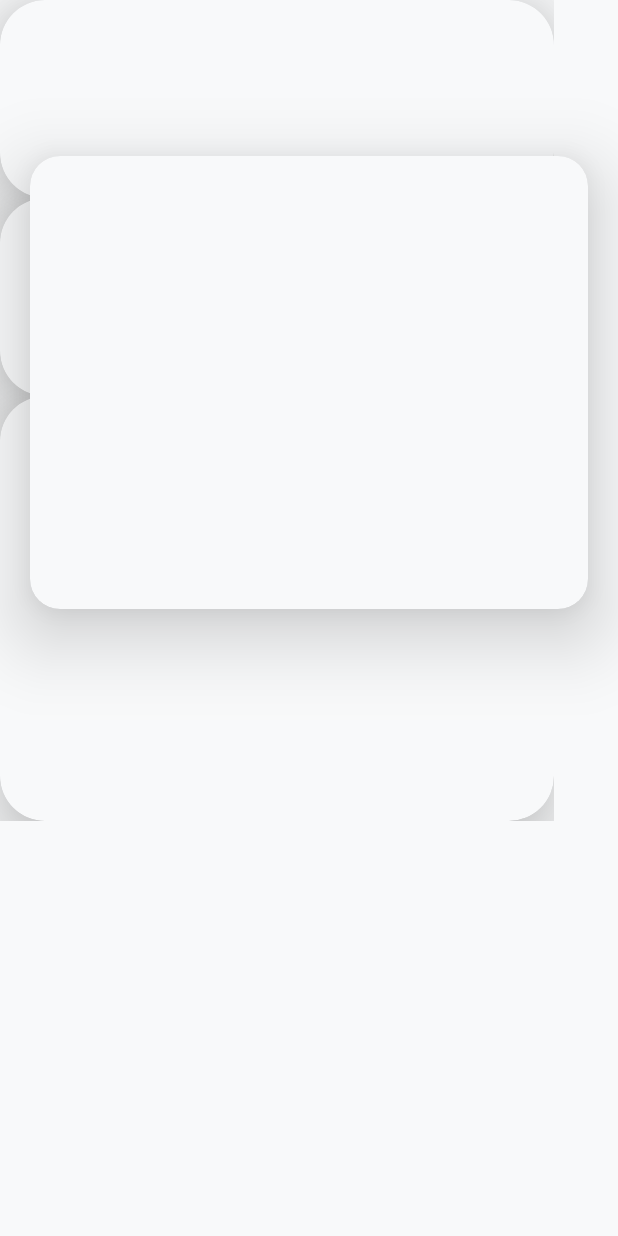
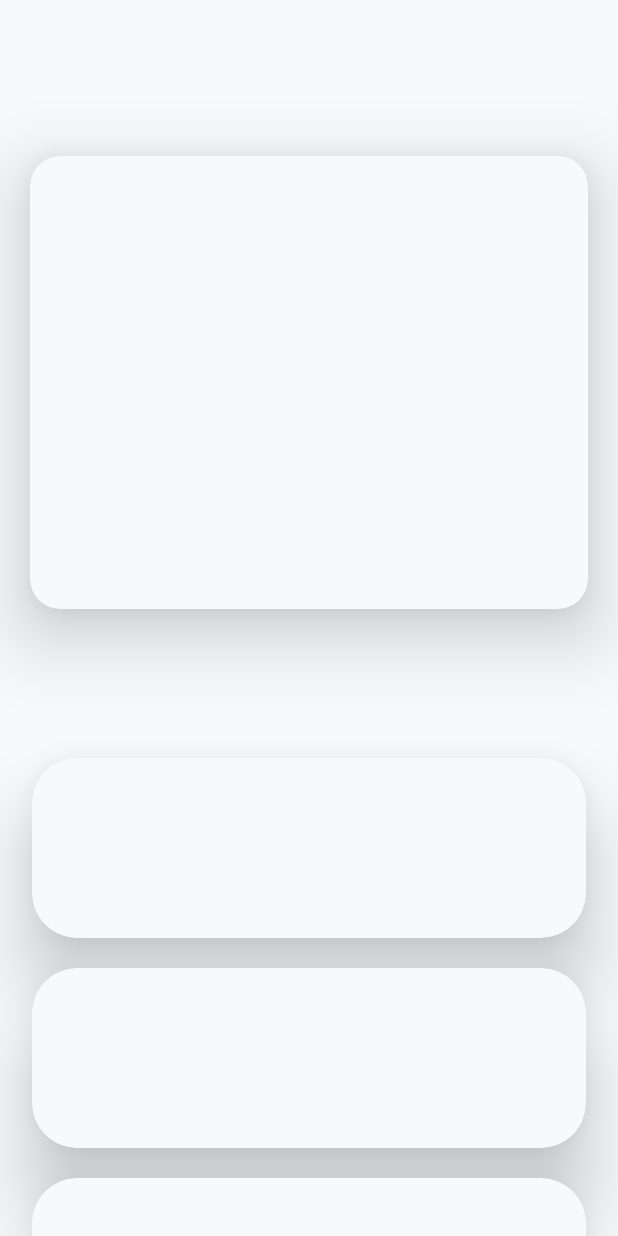
Before and after one commit to heimin22/Appointment_Scheduler, an Android app: the screen it shows after launch (MainActivity), on a phone screen of 412 x 824 dp. Run offline under Robolectric (Android 15) with nearby library versions, the phone set to English and light mode, and no system bars.

Commit message:
font, main activity

```diff
--- a/app/src/main/res/layout/activity_main.xml
+++ b/app/src/main/res/layout/activity_main.xml
@@ -27,7 +27,7 @@
             android:layout_height="match_parent"
             android:gravity="center_vertical"
             android:orientation="horizontal"
-            android:paddingStart="60dp"
+            android:paddingStart="55dp"
             android:paddingEnd="18dp">
 
             <TextView
@@ -63,58 +63,62 @@
 
     </androidx.cardview.widget.CardView>
 
-    <ScrollView
-        android:layout_width="390dp"
-        android:layout_height="560dp"
-        android:orientation="vertical"
-        tools:layout_editor_absoluteX="16dp"
-        tools:layout_editor_absoluteY="466dp">
 
     <LinearLayout
-            android:layout_width="wrap_content"
-            android:layout_height="wrap_content"
-            android:orientation="vertical">
+        android:layout_width="match_parent"
+        android:layout_height="663dp"
+        android:layout_marginTop="485dp"
+        android:orientation="vertical"
+        app:layout_constraintEnd_toEndOf="parent"
+        app:layout_constraintStart_toStartOf="parent"
+        app:layout_constraintTop_toTopOf="parent">
 
         <androidx.cardview.widget.CardView
             android:id="@+id/schedule1"
             android:layout_width="369dp"
-                android:layout_height="132dp"
+            android:layout_height="120dp"
+            android:layout_gravity="center"
+            android:layout_marginTop="20dp"
+            android:layout_marginBottom="20dp"
             app:cardBackgroundColor="#F8F9FA"
             app:cardCornerRadius="30dp"
             app:cardElevation="30dp"
             tools:layout_editor_absoluteX="21dp"
-                tools:layout_editor_absoluteY="666dp">
+            tools:layout_editor_absoluteY="486dp">
+
 
         </androidx.cardview.widget.CardView>
 
         <androidx.cardview.widget.CardView
             android:id="@+id/schedule2"
             android:layout_width="369dp"
-                android:layout_height="132dp"
+            android:layout_height="120dp"
+            android:layout_gravity="center"
+            android:layout_marginBottom="20dp"
             app:cardBackgroundColor="#F8F9FA"
             app:cardCornerRadius="30dp"
             app:cardElevation="30dp"
-                tools:layout_editor_absoluteX="22dp"
-                tools:layout_editor_absoluteY="511dp">
+            tools:layout_editor_absoluteX="21dp"
+            tools:layout_editor_absoluteY="627dp">
 
 
         </androidx.cardview.widget.CardView>
 
         <androidx.cardview.widget.CardView
             android:id="@+id/schedule3"
-                android:layout_width="match_parent"
-                android:layout_height="283dp"
+            android:layout_width="369dp"
+            android:layout_height="120dp"
+            android:layout_gravity="center"
+            android:layout_marginBottom="20dp"
             app:cardBackgroundColor="#F8F9FA"
             app:cardCornerRadius="30dp"
             app:cardElevation="30dp"
             tools:layout_editor_absoluteX="21dp"
-                tools:layout_editor_absoluteY="823dp">
+            tools:layout_editor_absoluteY="770dp">
 
         </androidx.cardview.widget.CardView>
 
     </LinearLayout>
 
-    </ScrollView>
-
 
 </androidx.constraintlayout.widget.ConstraintLayout>
```
Lines whose indentation alone changed are shown as unchanged.
